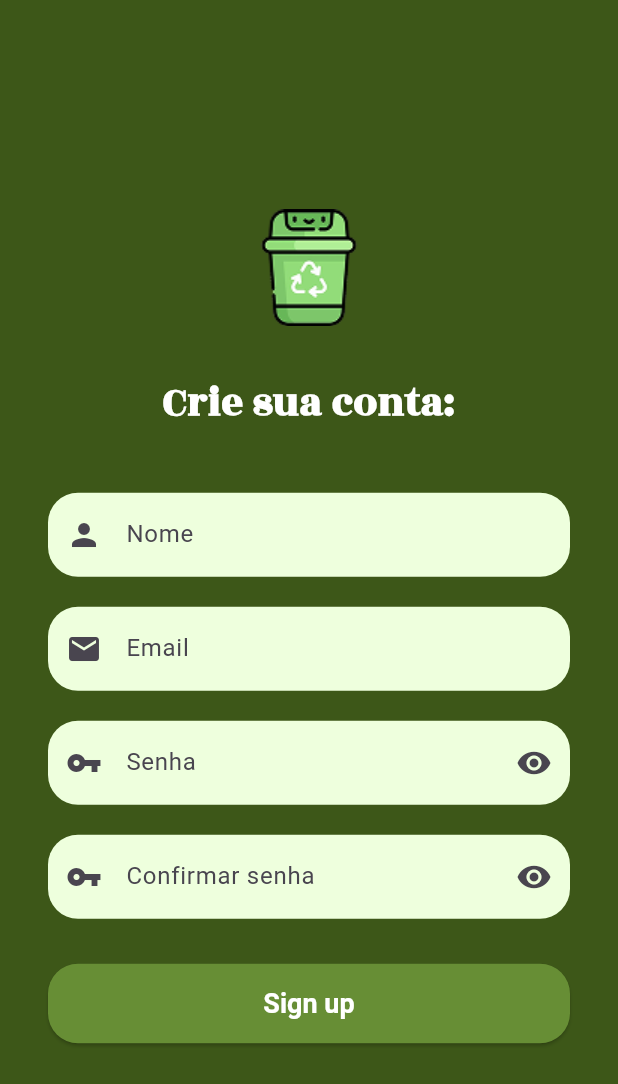
After one commit to EcoSyncGH/ecosyncgh, a Flutter app: the screen it shows after launch, after a tap on "Criar conta", on a phone screen of 412 x 824 dp. The commit adds this screen. Shown: the top 1084 px of the screen. Run offline on Flutter 3.47's test engine with Material 3 defaults, Android fonts, the light colour scheme and no system bars.

Commit message:
tela de cadastro

```diff
--- a/lib/screens/login_screen.dart
+++ b/lib/screens/login_screen.dart
@@ -1,4 +1,6 @@
 import 'package:flutter/material.dart';
+import 'signup_screen.dart';
+
 
 class LoginScreen extends StatefulWidget {
   const LoginScreen({super.key});
@@ -87,7 +89,7 @@ class _LoginScreenState extends State<LoginScreen> {
       // lógica de login
     },
     style: ElevatedButton.styleFrom(
-                      backgroundColor: const Color(0xFF678E35), // Cor do botão
+      backgroundColor: const Color(0xFF678E35),
       shape: RoundedRectangleBorder(
         borderRadius: BorderRadius.circular(20),
       ),
@@ -103,6 +105,27 @@ class _LoginScreenState extends State<LoginScreen> {
     ),
   ),
 ),
+
+const SizedBox(height: 16),
+
+// Botão de texto "Criar conta"
+TextButton(
+  onPressed: () {
+    Navigator.push(
+      context,
+      MaterialPageRoute(builder: (context) => const SignupScreen()),
+    );
+  },
+  child: const Text(
+    'Criar conta',
+    style: TextStyle(
+      decoration: TextDecoration.underline,
+      fontSize: 16,
+      color: Colors.white,
+    ),
+  ),
+),
+
               ],
             ),
           ),
--- /dev/null
+++ b/lib/screens/signup_screen.dart
@@ -0,0 +1,149 @@
+import 'package:flutter/material.dart';
+
+class SignupScreen extends StatefulWidget {
+  const SignupScreen({super.key});
+
+  @override
+  State<SignupScreen> createState() => _SignupScreenState();
+}
+
+class _SignupScreenState extends State<SignupScreen> {
+  final TextEditingController nameController = TextEditingController();
+  final TextEditingController emailController = TextEditingController();
+  final TextEditingController passwordController = TextEditingController();
+  final TextEditingController confirmPasswordController = TextEditingController();
+
+  bool isPasswordVisible = false;
+  bool isConfirmPasswordVisible = false;
+
+  @override
+  Widget build(BuildContext context) {
+    return Scaffold(
+      backgroundColor: const Color(0xFF3D5718),
+      body: SafeArea(
+        child: Center(
+          child: SingleChildScrollView(
+            padding: const EdgeInsets.symmetric(horizontal: 32),
+            child: Column(
+              mainAxisAlignment: MainAxisAlignment.center,
+              children: [
+                // Ícone
+                Image.asset(
+                  'assets/images/lixeira.png',
+                  width: 100,
+                  height: 100,
+                ),
+
+                const SizedBox(height: 20),
+
+                // Título
+                const Text(
+                  'Crie sua conta:',
+                  style: TextStyle(
+                    fontSize: 28,
+                    fontWeight: FontWeight.bold,
+                    fontFamily: 'RozhaOne',
+                    color: Colors.white,
+                  ),
+                ),
+
+                const SizedBox(height: 40),
+
+                // Nome
+                TextField(
+                  controller: nameController,
+                  decoration: const InputDecoration(
+                    prefixIcon: Icon(Icons.person),
+                    hintText: 'Nome',
+                  ),
+                ),
+
+                const SizedBox(height: 20),
+
+                // E-mail
+                TextField(
+                  controller: emailController,
+                  decoration: const InputDecoration(
+                    prefixIcon: Icon(Icons.email),
+                    hintText: 'Email',
+                  ),
+                ),
+
+                const SizedBox(height: 20),
+
+                // Senha
+                TextField(
+                  controller: passwordController,
+                  obscureText: !isPasswordVisible,
+                  decoration: InputDecoration(
+                    prefixIcon: const Icon(Icons.vpn_key),
+                    hintText: 'Senha',
+                    suffixIcon: IconButton(
+                      icon: Icon(
+                        isPasswordVisible ? Icons.visibility_off : Icons.visibility,
+                      ),
+                      onPressed: () {
+                        setState(() {
+                          isPasswordVisible = !isPasswordVisible;
+                        });
+                      },
+                    ),
+                  ),
+                ),
+
+                const SizedBox(height: 20),
+
+                // Confirmar senha
+                TextField(
+                  controller: confirmPasswordController,
+                  obscureText: !isConfirmPasswordVisible,
+                  decoration: InputDecoration(
+                    prefixIcon: const Icon(Icons.vpn_key),
+                    hintText: 'Confirmar senha',
+                    suffixIcon: IconButton(
+                      icon: Icon(
+                        isConfirmPasswordVisible ? Icons.visibility_off : Icons.visibility,
+                      ),
+                      onPressed: () {
+                        setState(() {
+                          isConfirmPasswordVisible = !isConfirmPasswordVisible;
+                        });
+                      },
+                    ),
+                  ),
+                ),
+
+                const SizedBox(height: 30),
+
+                // Botão cadastrar
+                SizedBox(
+                  width: double.infinity,
+                  child: ElevatedButton(
+                    onPressed: () {
+                      // lógica de cadastro
+                    },
+                    style: ElevatedButton.styleFrom(
+                      backgroundColor: const Color(0xFF678E35),
+                      shape: RoundedRectangleBorder(
+                        borderRadius: BorderRadius.circular(20),
+                      ),
+                      padding: const EdgeInsets.symmetric(vertical: 16),
+                    ),
+                    child: const Text(
+                      'Sign up',
+                      style: TextStyle(
+                        fontSize: 18,
+                        fontWeight: FontWeight.w600,
+                        color: Colors.white,
+                      ),
+                    ),
+                  ),
+                ),
+              ],
+            ),
+          ),
+        ),
+      ),
+    );
+  }
+}
```
Lines whose indentation alone changed are shown as unchanged.
